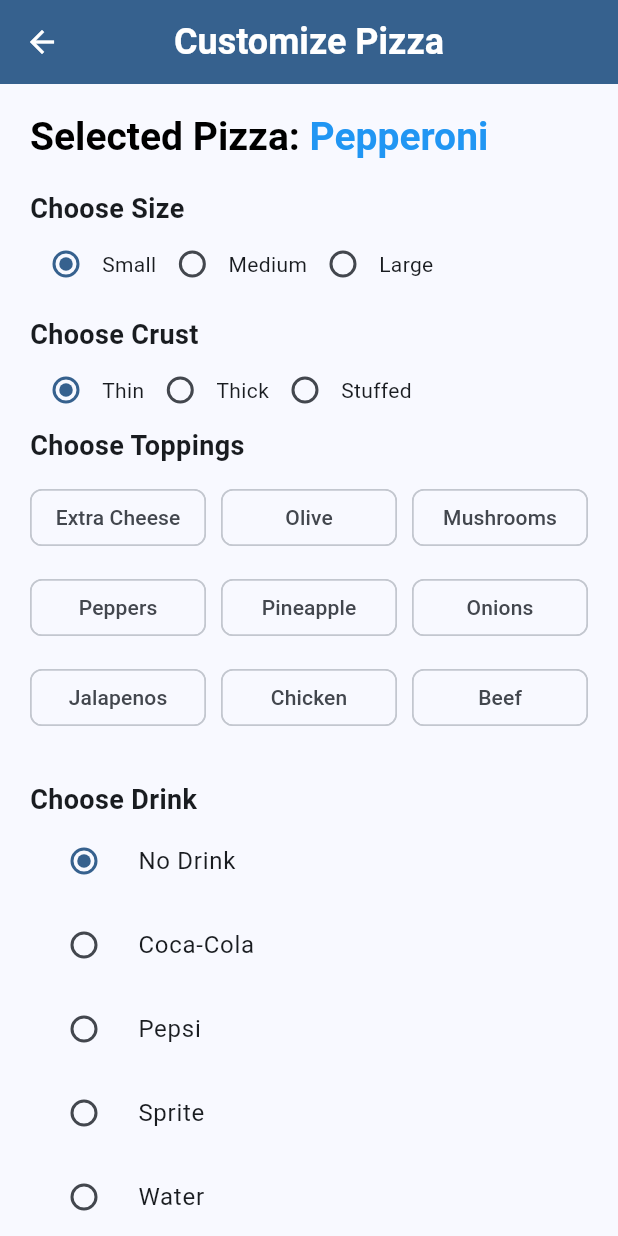
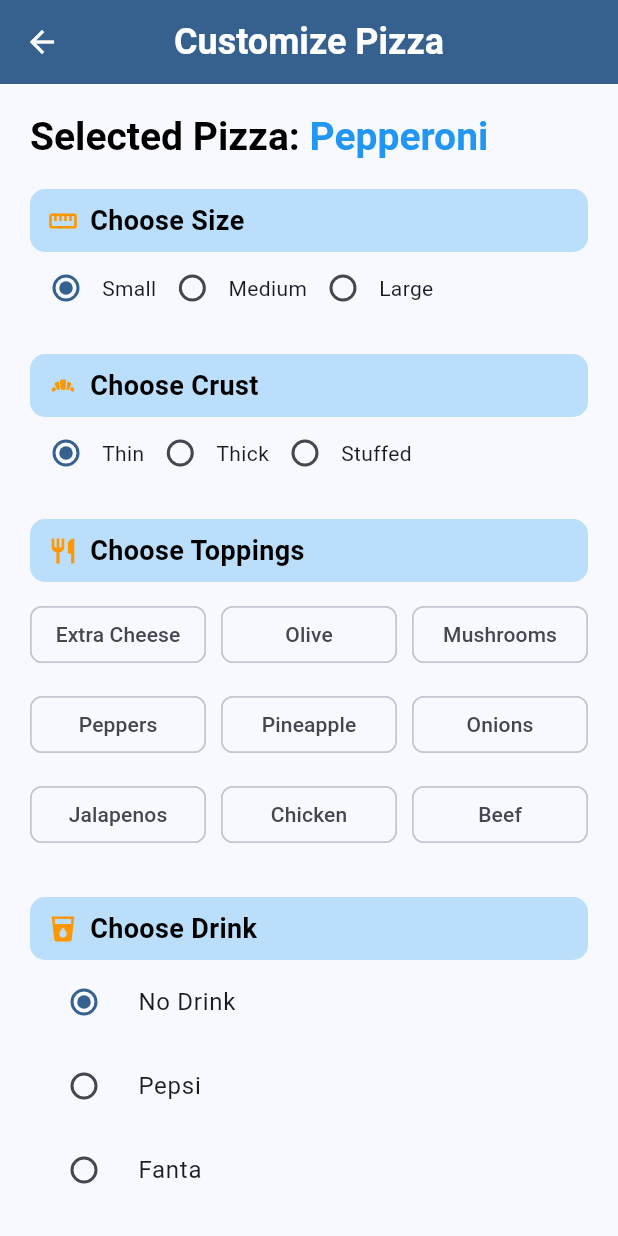
Before and after one commit to chahine-cmd/flutter_week7-project, a Flutter app: the CustomizeScreen screen opened directly, on a phone screen of 412 x 824 dp. Run offline on Flutter 3.47's test engine with Material 3 defaults, Android fonts, the phone set to English and light mode, and no system bars; our stand-ins replace cloud_firestore, firebase_core, google_generative_ai; accounts and stored records are empty.

Commit message:
Updated 21/11 - 3

```diff
--- a/lib/main.dart
+++ b/lib/main.dart
@@ -589,6 +589,8 @@ class CustomizeScreen extends StatefulWidget {
           );
         }
 
+
+
   @override
   Widget build(BuildContext context) {
     return Scaffold(
@@ -640,6 +642,38 @@ class CustomizeScreen extends StatefulWidget {
 
             const SizedBox(height: 20),
 
+            Container(
+              width: double.infinity,
+              padding: const EdgeInsets.symmetric(
+                horizontal: 12,
+                vertical: 8,
+              ),
+              decoration: BoxDecoration(
+                color: Colors.blue.shade100,
+                borderRadius: BorderRadius.circular(10),
+              ),
+              child: Row(
+                children: [
+                  const Icon(
+                    Icons.straighten,
+                    color: Colors.orange,
+                    size: 20,
+                  ),
+                  const SizedBox(width: 8),
+                  const Text(
+                    'Choose Size',
+                    style: TextStyle(
+                      fontSize: 18,
+                      fontWeight: FontWeight.bold,
+                      color: Colors.black,
+                    ),
+                  ),
+                ],
+              ),
+            ),
+
+
+            /*
             const Text(
               'Choose Size',
               style: TextStyle(
@@ -647,6 +681,7 @@ class CustomizeScreen extends StatefulWidget {
                 fontWeight: FontWeight.bold,
               ),
             ),
+            */
 
             Row(
               children: [
@@ -686,17 +721,46 @@ class CustomizeScreen extends StatefulWidget {
               ],
             ),
 
-            const SizedBox(height: 10),
+            const SizedBox(height: 20),
 
 //------------------ Choose Crust ------------------
-
+               Container(
+                width: double.infinity,
+                padding: const EdgeInsets.symmetric(
+                  horizontal: 12,
+                  vertical: 8,
+                ),
+                decoration: BoxDecoration(
+                  color: Colors.blue.shade100,
+                  borderRadius: BorderRadius.circular(10),
+                ),
+                child: Row(
+                  children: [
+                    const Icon(
+                      Icons.bakery_dining,
+                      color: Colors.orange,
+                      size: 20,
+                    ),
+                    const SizedBox(width: 8),
                     const Text(
                       'Choose Crust',
                       style: TextStyle(
                         fontSize: 18,
                         fontWeight: FontWeight.bold,
+                        color: Colors.black,
                       ),
                     ),
+                  ],
+                ),
+              ),
+
+             /*const Text(
+              'Choose Crust',
+              style: TextStyle(
+                fontSize: 18,
+                fontWeight: FontWeight.bold,
+              ),
+            ), */
 
             Row(
               children: [
@@ -775,15 +839,48 @@ class CustomizeScreen extends StatefulWidget {
 
             */
 
+            const SizedBox(height: 20),
 //------------------ Choose Toppings -----------
 
+            Container(
+                width: double.infinity,
+                padding: const EdgeInsets.symmetric(
+                  horizontal: 12,
+                  vertical: 8,
+                ),
+                decoration: BoxDecoration(
+                  color: Colors.blue.shade100,
+                  borderRadius: BorderRadius.circular(10),
+                ),
+                child: Row(
+                  children: [
+                    const Icon(
+                      Icons.restaurant,
+                      color: Colors.orange,
+                      size: 20,
+                    ),
+                    const SizedBox(width: 8),
                     const Text(
                       'Choose Toppings',
                       style: TextStyle(
                         fontSize: 18,
                         fontWeight: FontWeight.bold,
+                        color: Colors.black,
                       ),
                     ),
+                  ],
+                ),
+              ),
+
+
+
+           /* const Text(
+              'Choose Toppings',
+              style: TextStyle(
+                fontSize: 18,
+                fontWeight: FontWeight.bold,
+              ),
+            ), */
 
             const SizedBox(height: 10),
 
@@ -830,13 +927,46 @@ class CustomizeScreen extends StatefulWidget {
 
 //----------------------- Drinks ----------------------
 
+              Container(
+                width: double.infinity,
+                padding: const EdgeInsets.symmetric(
+                  horizontal: 12,
+                  vertical: 8,
+                ),
+                decoration: BoxDecoration(
+                  color: Colors.blue.shade100,
+                  borderRadius: BorderRadius.circular(10),
+                ),
+                child: Row(
+                  children: [
+                    const Icon(
+                      Icons.local_drink,
+                      color: Colors.orange,
+                      size: 20,
+                    ),
+                    const SizedBox(width: 8),
                     const Text(
                       'Choose Drink',
                       style: TextStyle(
                         fontSize: 18,
                         fontWeight: FontWeight.bold,
+                        color: Colors.black,
                       ),
                     ),
+                  ],
+                ),
+              ),
+
+
+
+
+           /* const Text(
+              'Choose Drink',
+              style: TextStyle(
+                fontSize: 18,
+                fontWeight: FontWeight.bold,
+              ),
+            ), */
 
               RadioListTile<String>(
               title: const Text('No Drink'),
@@ -850,8 +980,8 @@ class CustomizeScreen extends StatefulWidget {
             ),
 
             RadioListTile<String>(
-              title: const Text('Coca-Cola'),
-              value: 'Coca-Cola',
+              title: const Text('Pepsi'),
+              value: 'Pepsi',
               groupValue: selectedDrink,
               onChanged: (value) {
                 setState(() {
@@ -861,8 +991,8 @@ class CustomizeScreen extends StatefulWidget {
             ),
 
             RadioListTile<String>(
-              title: const Text('Pepsi'),
-              value: 'Pepsi',
+              title: const Text('Fanta'),
+              value: 'Fanta',
               groupValue: selectedDrink,
               onChanged: (value) {
                 setState(() {
@@ -899,18 +1029,48 @@ class CustomizeScreen extends StatefulWidget {
 
 //---------------------- Sides ----------------
 
-
+              Container(
+                width: double.infinity,
+                padding: const EdgeInsets.symmetric(
+                  horizontal: 12,
+                  vertical: 8,
+                ),
+                decoration: BoxDecoration(
+                  color: Colors.blue.shade100,
+                  borderRadius: BorderRadius.circular(10),
+                ),
+                child: Row(
+                  children: [
+                    const Icon(
+                      Icons.lunch_dining,
+                      color: Colors.orange,
+                      size: 20,
+                    ),
+                    const SizedBox(width: 8),
                     const Text(
                       'Choose Sides',
                       style: TextStyle(
                         fontSize: 18,
                         fontWeight: FontWeight.bold,
+                        color: Colors.black,
                       ),
                     ),
+                  ],
+                ),
+              ),
+
+          /*  const Text(
+              'Choose Sides',
+              style: TextStyle(
+                fontSize: 18,
+                fontWeight: FontWeight.bold,
+              ),
+            ), */
 
             CheckboxListTile(
               contentPadding: EdgeInsets.zero,
               dense: true,
+              controlAffinity: ListTileControlAffinity.leading,
               title: const Text('Garlic Bread'),
               value: selectedSides.contains('Garlic Bread'),
               onChanged: (selected) {
@@ -927,6 +1087,7 @@ class CustomizeScreen extends StatefulWidget {
             CheckboxListTile(
               contentPadding: EdgeInsets.zero,
               dense: true,
+              controlAffinity: ListTileControlAffinity.leading,
               title: const Text('French Fries'),
               value: selectedSides.contains('French Fries'),
               onChanged: (selected) {
@@ -943,6 +1104,7 @@ class CustomizeScreen extends StatefulWidget {
             CheckboxListTile(
               contentPadding: EdgeInsets.zero,
               dense: true,
+              controlAffinity: ListTileControlAffinity.leading,
               title: const Text('Chicken Wings'),
               value: selectedSides.contains('Chicken Wings'),
               onChanged: (selected) {
@@ -959,6 +1121,7 @@ class CustomizeScreen extends StatefulWidget {
             CheckboxListTile(
               contentPadding: EdgeInsets.zero,
               dense: true,
+              controlAffinity: ListTileControlAffinity.leading, //moved checkbox to the left
               title: const Text('Mozzarella Sticks'),
               value: selectedSides.contains('Mozzarella Sticks'),
               onChanged: (selected) {
```
Lines whose indentation alone changed are shown as unchanged.
